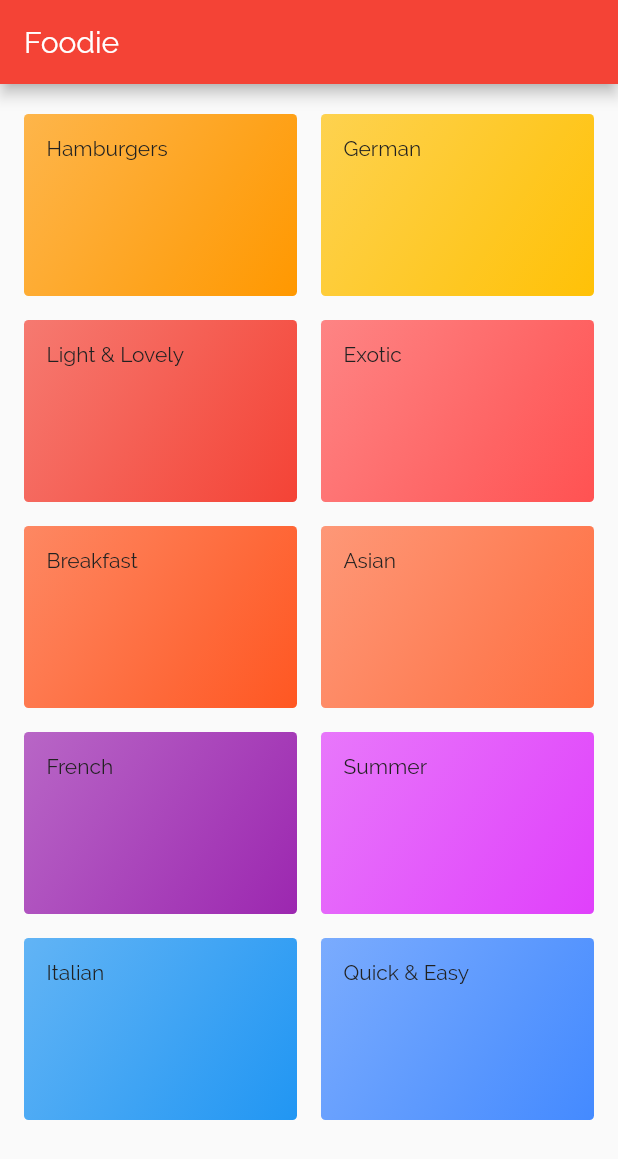
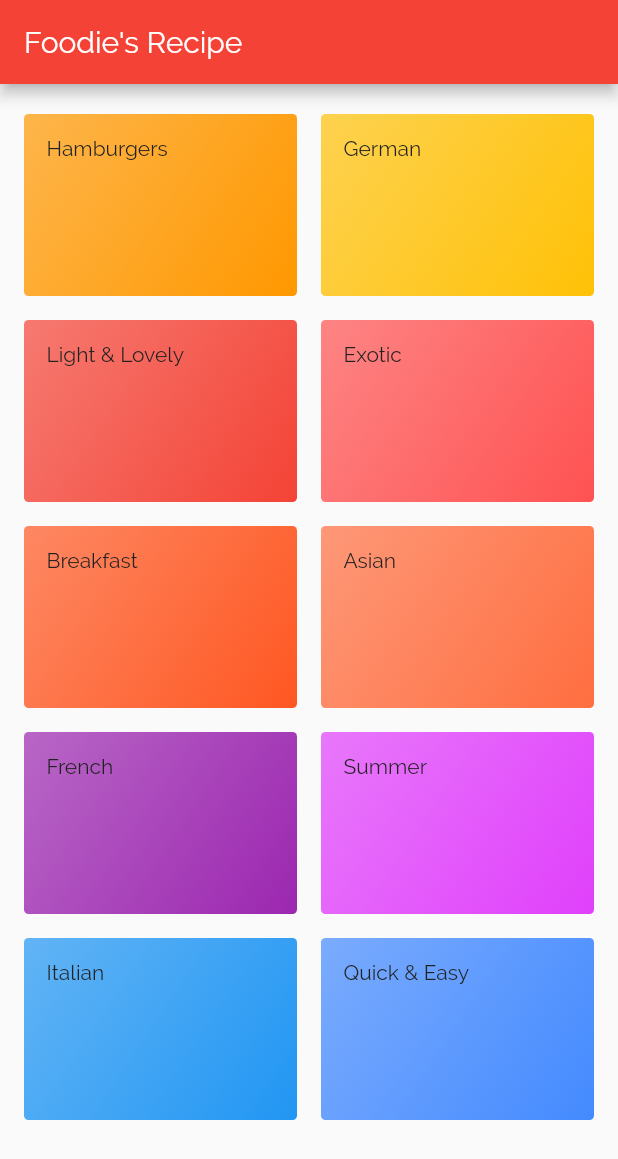
Before and after one commit to bibishan-pandey/foodie_recipe, a Flutter app: the screen it shows after launch, on a phone screen of 412 x 824 dp. Shown: the top 1159 px of the screen. Run offline on Flutter 3.47's test engine with Material 2 defaults, Android fonts, the phone set to English and light mode, and no system bars.

Commit message:
feat: added category screen and navigation feature

```diff
--- a/lib/main.dart
+++ b/lib/main.dart
@@ -9,7 +9,7 @@ class App extends StatelessWidget {
   @override
   Widget build(BuildContext context) {
     return MaterialApp(
-      title: 'Foodie',
+      title: 'Foodie\'s Recipe',
       theme: ThemeData(
         primarySwatch: Colors.red,
         accentColor: Colors.amber,
@@ -25,7 +25,7 @@ class App extends StatelessWidget {
               ),
             ),
       ),
-      home: CategoriesScreen(title: 'Foodie'),
+      home: CategoriesScreen(title: 'Foodie\'s Recipe'),
       debugShowCheckedModeBanner: false,
     );
   }
--- a/lib/widgets/category_item.dart
+++ b/lib/widgets/category_item.dart
@@ -1,4 +1,5 @@
 import 'package:flutter/material.dart';
+import 'package:foodie_app/screens/category_detail.dart';
 
 class CategoryItem extends StatelessWidget {
   final String title;
@@ -10,9 +11,21 @@ class CategoryItem extends StatelessWidget {
     this.color,
   }) : super(key: key);
 
+  void _navigateToCategory(BuildContext context) {
+    Navigator.of(context).push(MaterialPageRoute(
+      builder: (BuildContext buildContext) {
+        return CategoryDetailScreen();
+      },
+    ));
+  }
+
   @override
   Widget build(BuildContext context) {
-    return Container(
+    return InkWell(
+      onTap: () => _navigateToCategory(context),
+      splashColor: Theme.of(context).primaryColor,
+      borderRadius: BorderRadius.circular(3),
+      child: Container(
         padding: const EdgeInsets.all(15),
         child: Text(title),
         decoration: BoxDecoration(
@@ -27,6 +40,7 @@ class CategoryItem extends StatelessWidget {
               begin: Alignment.topLeft,
               end: Alignment.bottomRight,
             )),
+      ),
     );
   }
 }
```
Also changed, not shown: lib/screens/category_detail.dart (added, +20 -0 lines). Lines whose indentation alone changed are shown as unchanged.
